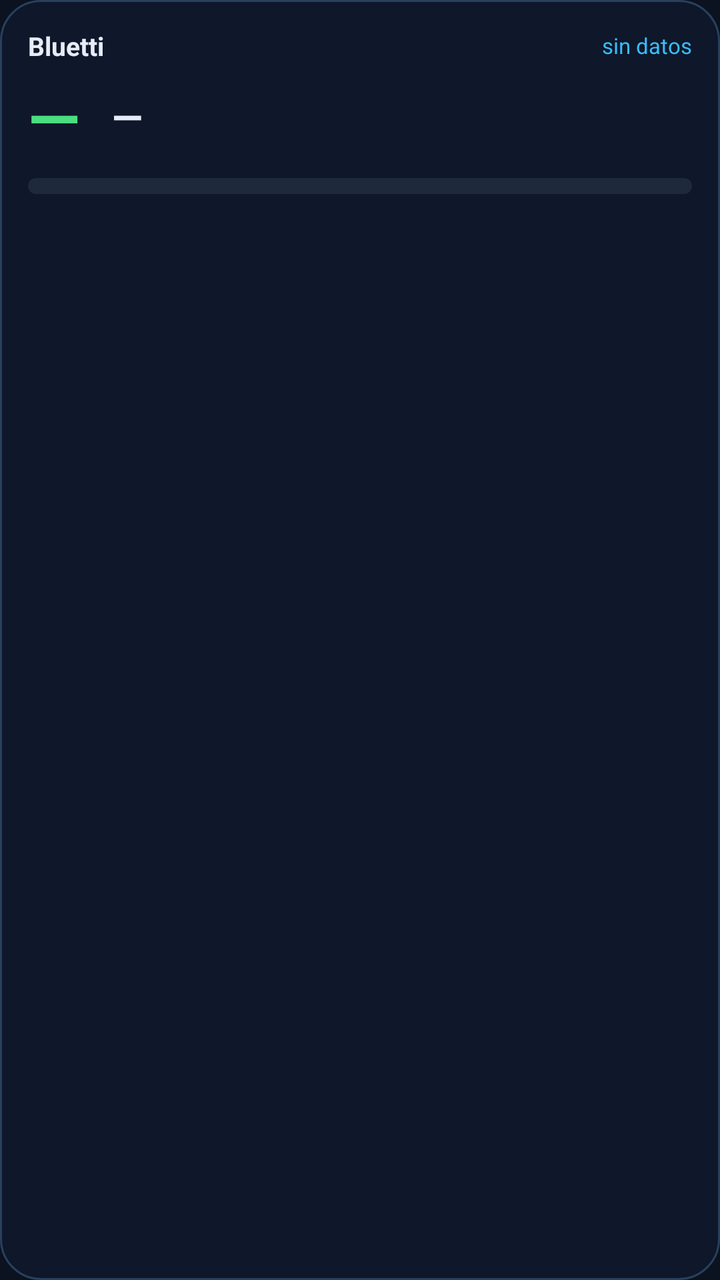
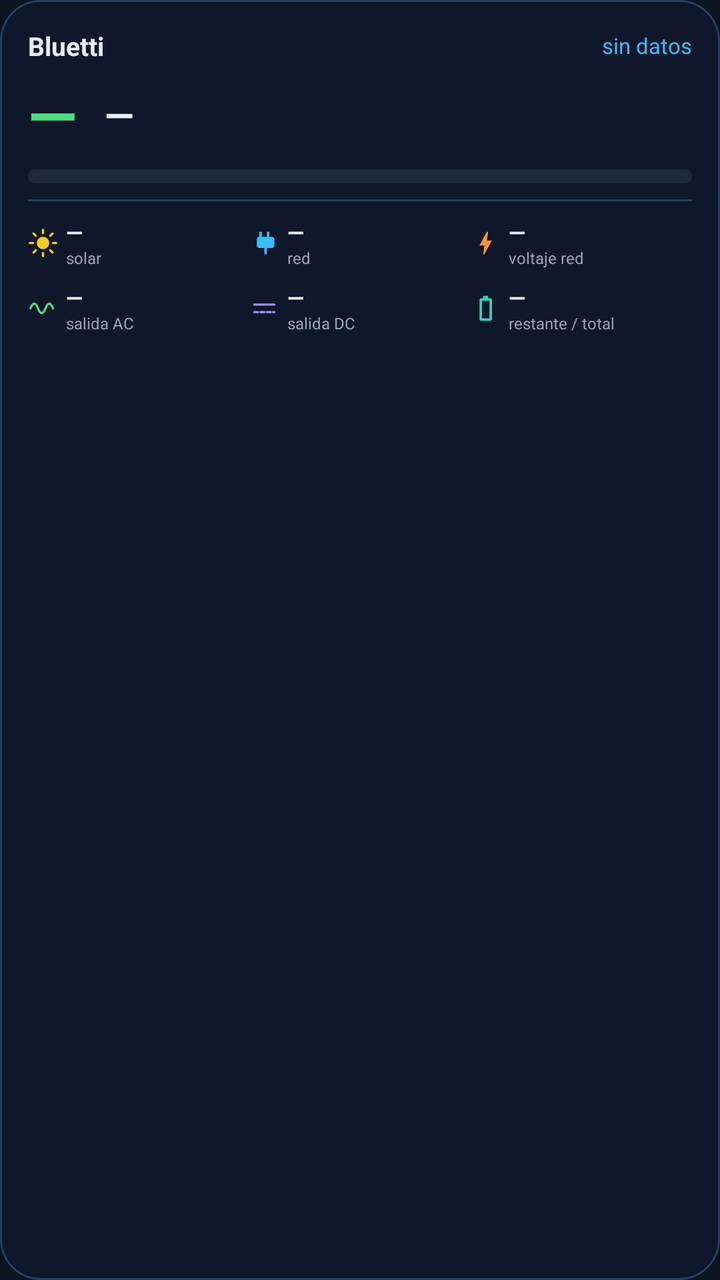

Two renders of the same Android screen: before a commit and after it. Below are the layout's source before the change and the commit's diff.
<!-- AndroidManifest.xml: application theme AppTheme -->
<!-- res/layout/widget_bluetti.xml -->
<?xml version="1.0" encoding="utf-8"?>
<LinearLayout xmlns:android="http://schemas.android.com/apk/res/android"
    android:id="@+id/widget_root"
    android:layout_width="match_parent"
    android:layout_height="match_parent"
    android:background="@drawable/widget_bg"
    android:orientation="vertical"
    android:padding="14dp">

    <LinearLayout
        android:layout_width="match_parent"
        android:layout_height="wrap_content"
        android:gravity="center_vertical"
        android:orientation="horizontal">

        <TextView
            android:id="@+id/widget_name"
            android:layout_width="0dp"
            android:layout_height="wrap_content"
            android:layout_weight="1"
            android:text="Bluetti"
            android:textColor="@color/text"
            android:textSize="13sp"
            android:textStyle="bold" />

        <TextView
            android:id="@+id/widget_state"
            android:layout_width="wrap_content"
            android:layout_height="wrap_content"
            android:text="sin datos"
            android:textColor="@color/accent"
            android:textSize="11sp" />
    </LinearLayout>

    <LinearLayout
        android:layout_width="match_parent"
        android:layout_height="wrap_content"
        android:layout_marginTop="4dp"
        android:gravity="center_vertical"
        android:orientation="horizontal">

        <TextView
            android:id="@+id/widget_pct"
            android:layout_width="wrap_content"
            android:layout_height="wrap_content"
            android:text="—"
            android:textColor="@color/good"
            android:textSize="34sp"
            android:textStyle="bold" />

        <TextView
            android:id="@+id/widget_w"
            android:layout_width="wrap_content"
            android:layout_height="wrap_content"
            android:layout_marginStart="16dp"
            android:text="—"
            android:textColor="@color/text"
            android:textSize="20sp"
            android:textStyle="bold" />

        <TextView
            android:id="@+id/widget_updated"
            android:layout_width="0dp"
            android:layout_height="wrap_content"
            android:layout_weight="1"
            android:gravity="end"
            android:textColor="@color/muted"
            android:textSize="10sp" />
    </LinearLayout>

    <ProgressBar
        android:id="@+id/widget_bar"
        style="?android:attr/progressBarStyleHorizontal"
        android:layout_width="match_parent"
        android:layout_height="8dp"
        android:layout_marginTop="8dp"
        android:max="100"
        android:progressDrawable="@drawable/widget_battery" />

    <TextView
        android:id="@+id/widget_breakdown"
        android:layout_width="match_parent"
        android:layout_height="wrap_content"
        android:layout_marginTop="5dp"
        android:textColor="@color/muted"
        android:textSize="10sp" />
</LinearLayout>
<!-- resources referenced by this layout -->
<resources>
  <color name="accent">#38BDF8</color>
  <color name="good">#4ADE80</color>
  <color name="muted">#94A3B8</color>
  <color name="text">#E6EDF7</color>
  <!-- drawable widget_bg (drawable) -->
  <?xml version="1.0" encoding="utf-8"?>
  <shape xmlns:android="http://schemas.android.com/apk/res/android" android:shape="rectangle">
      <solid android:color="#0F172A" />
      <corners android:radius="20dp" />
      <stroke android:width="1dp" android:color="#29405C" />
  </shape>
  <color name="bg">#0B1220</color>
  <!-- unchanged entries left out for length: 2 -->
</resources>

<!-- the commit's change to res/layout/widget_bluetti.xml (unified diff, before → after) -->
@@ -45,17 +45,17 @@
             android:layout_height="wrap_content"
             android:text="—"
             android:textColor="@color/good"
-            android:textSize="34sp"
+            android:textSize="32sp"
             android:textStyle="bold" />
 
         <TextView
             android:id="@+id/widget_w"
             android:layout_width="wrap_content"
             android:layout_height="wrap_content"
-            android:layout_marginStart="16dp"
+            android:layout_marginStart="14dp"
             android:text="—"
             android:textColor="@color/text"
-            android:textSize="20sp"
+            android:textSize="19sp"
             android:textStyle="bold" />
 
         <TextView
@@ -72,16 +72,271 @@
         android:id="@+id/widget_bar"
         style="?android:attr/progressBarStyleHorizontal"
         android:layout_width="match_parent"
-        android:layout_height="8dp"
-        android:layout_marginTop="8dp"
+        android:layout_height="7dp"
+        android:layout_marginTop="6dp"
         android:max="100"
         android:progressDrawable="@drawable/widget_battery" />
 
-    <TextView
-        android:id="@+id/widget_breakdown"
+    <View
+        android:layout_width="match_parent"
+        android:layout_height="1dp"
+        android:layout_marginTop="8dp"
+        android:background="@color/border" />
+
+    <LinearLayout
         android:layout_width="match_parent"
         android:layout_height="wrap_content"
-        android:layout_marginTop="5dp"
-        android:textColor="@color/muted"
-        android:textSize="10sp" />
+        android:layout_marginTop="8dp"
+        android:orientation="horizontal">
+
+        <LinearLayout
+            android:layout_width="0dp"
+            android:layout_height="wrap_content"
+            android:layout_weight="1"
+            android:gravity="center_vertical"
+            android:orientation="horizontal">
+
+            <ImageView
+                android:layout_width="15dp"
+                android:layout_height="15dp"
+                android:contentDescription="solar"
+                android:src="@drawable/ic_widget_solar" />
+
+            <LinearLayout
+                android:layout_width="0dp"
+                android:layout_height="wrap_content"
+                android:layout_marginStart="4dp"
+                android:layout_weight="1"
+                android:orientation="vertical">
+
+                <TextView
+                    android:id="@+id/widget_solar_value"
+                    android:layout_width="match_parent"
+                    android:layout_height="wrap_content"
+                    android:ellipsize="end"
+                    android:maxLines="1"
+                    android:text="—"
+                    android:textColor="@color/text"
+                    android:textSize="11sp"
+                    android:textStyle="bold" />
+
+                <TextView
+                    android:layout_width="match_parent"
+                    android:layout_height="wrap_content"
+                    android:text="solar"
+                    android:textColor="@color/muted"
+                    android:textSize="8sp" />
+            </LinearLayout>
+        </LinearLayout>
+
+        <LinearLayout
+            android:layout_width="0dp"
+            android:layout_height="wrap_content"
+            android:layout_weight="1"
+            android:gravity="center_vertical"
+            android:orientation="horizontal">
+
+            <ImageView
+                android:layout_width="15dp"
+                android:layout_height="15dp"
+                android:contentDescription="red"
+                android:src="@drawable/ic_widget_grid" />
+
+            <LinearLayout
+                android:layout_width="0dp"
+                android:layout_height="wrap_content"
+                android:layout_marginStart="4dp"
+                android:layout_weight="1"
+                android:orientation="vertical">
+
+                <TextView
+                    android:id="@+id/widget_grid_value"
+                    android:layout_width="match_parent"
+                    android:layout_height="wrap_content"
+                    android:ellipsize="end"
+                    android:maxLines="1"
+                    android:text="—"
+                    android:textColor="@color/text"
+                    android:textSize="11sp"
+                    android:textStyle="bold" />
+
+                <TextView
+                    android:layout_width="match_parent"
+                    android:layout_height="wrap_content"
+                    android:text="red"
+                    android:textColor="@color/muted"
+                    android:textSize="8sp" />
+            </LinearLayout>
+        </LinearLayout>
+
+        <LinearLayout
+            android:layout_width="0dp"
+            android:layout_height="wrap_content"
+            android:layout_weight="1"
+            android:gravity="center_vertical"
+            android:orientation="horizontal">
+
+            <ImageView
+                android:layout_width="15dp"
+                android:layout_height="15dp"
+                android:contentDescription="voltaje"
+                android:src="@drawable/ic_widget_voltage" />
+
+            <LinearLayout
+                android:layout_width="0dp"
+                android:layout_height="wrap_content"
+                android:layout_marginStart="4dp"
+                android:layout_weight="1"
+                android:orientation="vertical">
+
+                <TextView
+                    android:id="@+id/widget_voltage_value"
+                    android:layout_width="match_parent"
+                    android:layout_height="wrap_content"
+                    android:ellipsize="end"
+                    android:maxLines="1"
+                    android:text="—"
+                    android:textColor="@color/text"
+                    android:textSize="11sp"
+                    android:textStyle="bold" />
+
+                <TextView
+                    android:layout_width="match_parent"
+                    android:layout_height="wrap_content"
+                    android:text="voltaje red"
+                    android:textColor="@color/muted"
+                    android:textSize="8sp" />
+            </LinearLayout>
+        </LinearLayout>
+    </LinearLayout>
+
+    <LinearLayout
+        android:layout_width="match_parent"
+        android:layout_height="wrap_content"
+        android:layout_marginTop="7dp"
+        android:orientation="horizontal">
+
+        <LinearLayout
+            android:layout_width="0dp"
+            android:layout_height="wrap_content"
+            android:layout_weight="1"
+            android:gravity="center_vertical"
+            android:orientation="horizontal">
+
+            <ImageView
+                android:layout_width="15dp"
+                android:layout_height="15dp"
+                android:contentDescription="salida AC"
+                android:src="@drawable/ic_widget_ac" />
+
+            <LinearLayout
+                android:layout_width="0dp"
+                android:layout_height="wrap_content"
+                android:layout_marginStart="4dp"
+                android:layout_weight="1"
+                android:orientation="vertical">
+
+                <TextView
+                    android:id="@+id/widget_ac_value"
+                    android:layout_width="match_parent"
+                    android:layout_height="wrap_content"
+                    android:ellipsize="end"
+                    android:maxLines="1"
+                    android:text="—"
+                    android:textColor="@color/text"
+                    android:textSize="11sp"
+                    android:textStyle="bold" />
+
+                <TextView
+                    android:layout_width="match_parent"
+                    android:layout_height="wrap_content"
+                    android:text="salida AC"
+                    android:textColor="@color/muted"
+                    android:textSize="8sp" />
+            </LinearLayout>
+        </LinearLayout>
+
+        <LinearLayout
+            android:layout_width="0dp"
+            android:layout_height="wrap_content"
+            android:layout_weight="1"
+            android:gravity="center_vertical"
+            android:orientation="horizontal">
+
+            <ImageView
+                android:layout_width="15dp"
+                android:layout_height="15dp"
+                android:contentDescription="salida DC"
+                android:src="@drawable/ic_widget_dc" />
+
+            <LinearLayout
+                android:layout_width="0dp"
+                android:layout_height="wrap_content"
+                android:layout_marginStart="4dp"
+                android:layout_weight="1"
+                android:orientation="vertical">
+
+                <TextView
+                    android:id="@+id/widget_dc_value"
+                    android:layout_width="match_parent"
+                    android:layout_height="wrap_content"
+                    android:ellipsize="end"
+                    android:maxLines="1"
+                    android:text="—"
+                    android:textColor="@color/text"
+                    android:textSize="11sp"
+                    android:textStyle="bold" />
+
+                <TextView
+                    android:layout_width="match_parent"
+                    android:layout_height="wrap_content"
+                    android:text="salida DC"
+                    android:textColor="@color/muted"
+                    android:textSize="8sp" />
+            </LinearLayout>
+        </LinearLayout>
+
+        <LinearLayout
+            android:layout_width="0dp"
+            android:layout_height="wrap_content"
+            android:layout_weight="1"
+            android:gravity="center_vertical"
+            android:orientation="horizontal">
+
+            <ImageView
+                android:layout_width="15dp"
+                android:layout_height="15dp"
+                android:contentDescription="energía"
+                android:src="@drawable/ic_widget_energy" />
+
+            <LinearLayout
+                android:layout_width="0dp"
+                android:layout_height="wrap_content"
+                android:layout_marginStart="4dp"
+                android:layout_weight="1"
+                android:orientation="vertical">
+
+                <TextView
+                    android:id="@+id/widget_energy_value"
+                    android:layout_width="match_parent"
+                    android:layout_height="wrap_content"
+                    android:ellipsize="end"
+                    android:maxLines="1"
+                    android:text="—"
+                    android:textColor="@color/text"
+                    android:textSize="11sp"
+                    android:textStyle="bold" />
+
+                <TextView
+                    android:id="@+id/widget_energy_label"
+                    android:layout_width="match_parent"
+                    android:layout_height="wrap_content"
+                    android:ellipsize="end"
+                    android:maxLines="1"
+                    android:text="restante / total"
+                    android:textColor="@color/muted"
+                    android:textSize="8sp" />
+            </LinearLayout>
+        </LinearLayout>
+    </LinearLayout>
 </LinearLayout>
<!-- resource entries referenced after the edit -->
@@ -1,9 +1,88 @@
 <!-- resources referenced by this layout -->
 <resources>
   <color name="accent">#38BDF8</color>
+  <color name="border">#29405C</color>
   <color name="good">#4ADE80</color>
   <color name="muted">#94A3B8</color>
   <color name="text">#E6EDF7</color>
+  <!-- drawable ic_widget_ac (drawable) -->
+  <?xml version="1.0" encoding="utf-8"?>
+  <vector xmlns:android="http://schemas.android.com/apk/res/android"
+      android:width="24dp"
+      android:height="24dp"
+      android:viewportWidth="24"
+      android:viewportHeight="24">
+      <path
+          android:fillColor="@android:color/transparent"
+          android:strokeColor="#4ADE80"
+          android:strokeWidth="1.8"
+          android:strokeLineCap="round"
+          android:pathData="M2,12c2,-5 4,-5 6,0s4,5 6,0 4,-5 6,0" />
+  </vector>
+  <!-- drawable ic_widget_dc (drawable) -->
+  <?xml version="1.0" encoding="utf-8"?>
+  <vector xmlns:android="http://schemas.android.com/apk/res/android"
+      android:width="24dp"
+      android:height="24dp"
+      android:viewportWidth="24"
+      android:viewportHeight="24">
+      <path
+          android:fillColor="@android:color/transparent"
+          android:strokeColor="#A78BFA"
+          android:strokeWidth="1.8"
+          android:strokeLineCap="round"
+          android:pathData="M4,9h16M4,15h3M9,15h3M14,15h3M19,15h1" />
+  </vector>
+  <!-- drawable ic_widget_energy (drawable) -->
+  <?xml version="1.0" encoding="utf-8"?>
+  <vector xmlns:android="http://schemas.android.com/apk/res/android"
+      android:width="24dp"
+      android:height="24dp"
+      android:viewportWidth="24"
+      android:viewportHeight="24">
+      <path
+          android:fillColor="#2DD4BF"
+          android:pathData="M15.7,4H14V2h-4v2H8.3C7.6,4 7,4.6 7,5.3v15.3C7,21.4 7.6,22 8.3,22h7.3c0.8,0 1.4,-0.6 1.4,-1.4V5.3C17,4.6 16.4,4 15.7,4zM15,20H9V6h6z" />
+  </vector>
+  <!-- drawable ic_widget_grid (drawable) -->
+  <?xml version="1.0" encoding="utf-8"?>
+  <vector xmlns:android="http://schemas.android.com/apk/res/android"
+      android:width="24dp"
+      android:height="24dp"
+      android:viewportWidth="24"
+      android:viewportHeight="24">
+      <path
+          android:fillColor="#38BDF8"
+          android:pathData="M16,7V3h-2v4h-4V3H8v4c-1.1,0 -2,0.9 -2,2v5c0,1.1 0.9,2 2,2h4v5h2v-5h4c1.1,0 2,-0.9 2,-2V9c0,-1.1 -0.9,-2 -2,-2z" />
+  </vector>
+  <!-- drawable ic_widget_solar (drawable) -->
+  <?xml version="1.0" encoding="utf-8"?>
+  <vector xmlns:android="http://schemas.android.com/apk/res/android"
+      android:width="24dp"
+      android:height="24dp"
+      android:viewportWidth="24"
+      android:viewportHeight="24">
+      <path
+          android:fillColor="#FACC15"
+          android:pathData="M12,7a5,5 0 1,0 0,10a5,5 0 0,0 0,-10z" />
+      <path
+          android:fillColor="@android:color/transparent"
+          android:strokeColor="#FACC15"
+          android:strokeWidth="1.8"
+          android:strokeLineCap="round"
+          android:pathData="M12,1.5v2.5M12,20v2.5M1.5,12h2.5M20,12h2.5M4.4,4.4l1.8,1.8M17.8,17.8l1.8,1.8M4.4,19.6l1.8,-1.8M17.8,6.2l1.8,-1.8" />
+  </vector>
+  <!-- drawable ic_widget_voltage (drawable) -->
+  <?xml version="1.0" encoding="utf-8"?>
+  <vector xmlns:android="http://schemas.android.com/apk/res/android"
+      android:width="24dp"
+      android:height="24dp"
+      android:viewportWidth="24"
+      android:viewportHeight="24">
+      <path
+          android:fillColor="#FB923C"
+          android:pathData="M11,21h-1l1,-7H7l6,-11h1l-1,7h4z" />
+  </vector>
   <!-- drawable widget_bg (drawable) -->
   <?xml version="1.0" encoding="utf-8"?>
   <shape xmlns:android="http://schemas.android.com/apk/res/android" android:shape="rectangle">
